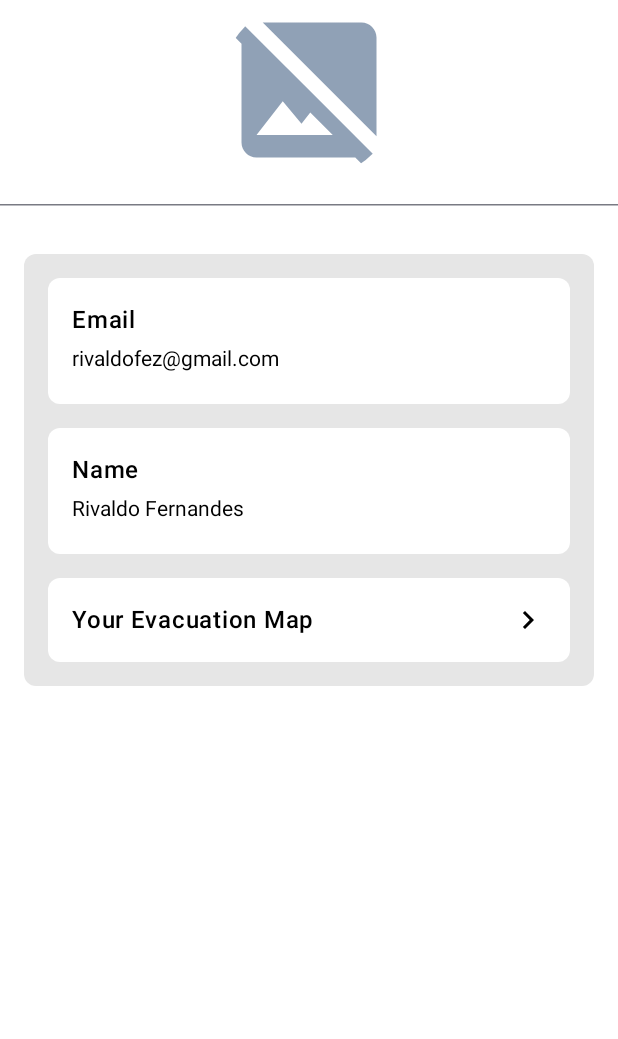
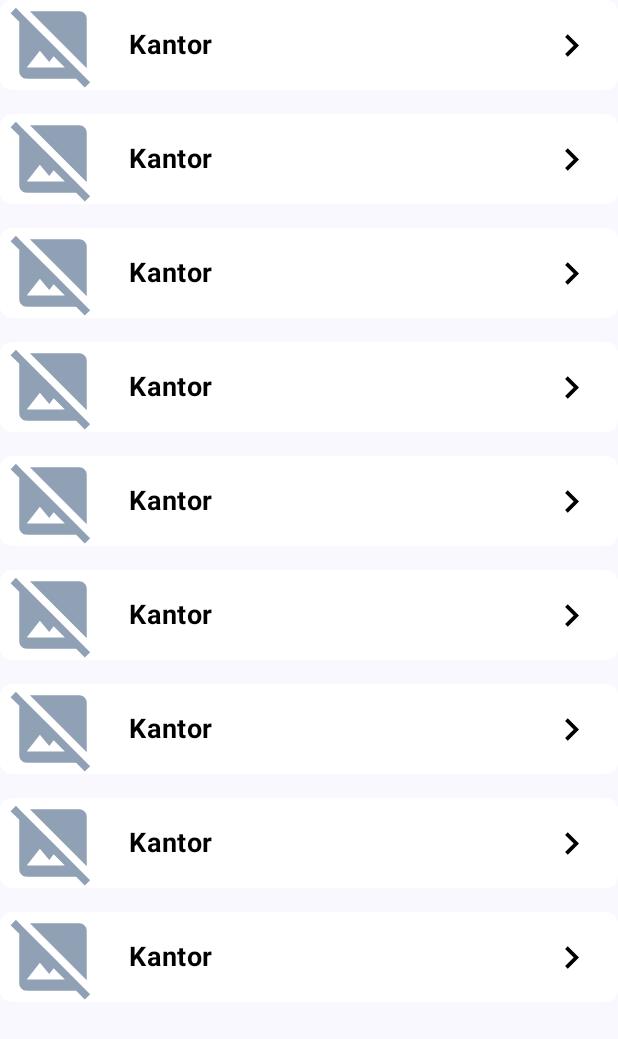
Before and after one commit to ResilienceZ/android-monorepo, an Android app built with Jetpack Compose: the screen it shows after launch (MainActivity), on a phone screen of 412 x 824 dp. Shown: the top 1039 px of the screen. Run offline under Robolectric (Android 15) with nearby library versions, the phone set to English and light mode, and no system bars; our stand-ins replace Dagger/Hilt's generated code; libraries missing offline, so code that uses them is left out: me.pushy.sdk; 2 statements that could not run were skipped.

Commit message:
[FEAT] create and implement evacuation map screen

```diff
--- a/app/build.gradle.kts
+++ b/app/build.gradle.kts
@@ -67,6 +67,8 @@ dependencies {
     implementation(libs.dagger.hilt.navigation)
     kapt(libs.dagger.hilt.compiler)
 
+    implementation(libs.pushy)
+
 
     testImplementation(libs.junit)
     testImplementation(libs.mockk)
--- a/app/src/main/java/dev/ricoferdian/resiliencez/prayitna/PrayitnaMainApp.kt
+++ b/app/src/main/java/dev/ricoferdian/resiliencez/prayitna/PrayitnaMainApp.kt
@@ -2,6 +2,13 @@ package dev.ricoferdian.resiliencez.prayitna
 
 import android.app.Application
 import dagger.hilt.android.HiltAndroidApp
+import me.pushy.sdk.Pushy
 
 @HiltAndroidApp
-class PrayitnaMainApp: Application()
+class PrayitnaMainApp: Application() {
+    override fun onCreate() {
+        super.onCreate()
+
+        Pushy.listen(this)
+    }
+}
--- a/app/src/main/java/dev/ricoferdian/resiliencez/prayitna/data/MainRepository.kt
+++ b/app/src/main/java/dev/ricoferdian/resiliencez/prayitna/data/MainRepository.kt
@@ -1,6 +1,7 @@
 package dev.ricoferdian.resiliencez.prayitna.data
 
 import dev.ricoferdian.resiliencez.prayitna.data.model.EmergencyItemModel
+import dev.ricoferdian.resiliencez.prayitna.data.model.EvacMapItemModel
 import kotlinx.coroutines.flow.Flow
 import kotlinx.coroutines.flow.flowOf
 import javax.inject.Inject
@@ -21,4 +22,20 @@ class MainRepository @Inject constructor() {
 
         return flowOf(items)
     }
+
+    suspend fun getEvacuationMapList() : Flow<List<EvacMapItemModel>> {
+        val items = ArrayList<EvacMapItemModel>()
+        for (i in 1..< 10) {
+            items.add(
+                EvacMapItemModel(
+                    id = i.toString(),
+                    name = "Kantor",
+                    imageUrl = "",
+                    geohash = "xxx"
+                )
+            )
+        }
+
+        return flowOf(items)
+    }
 }
--- /dev/null
+++ b/app/src/main/java/dev/ricoferdian/resiliencez/prayitna/data/model/EvacMapItemModel.kt
@@ -0,0 +1,8 @@
+package dev.ricoferdian.resiliencez.prayitna.data.model
+
+data class EvacMapItemModel(
+    val id: String,
+    val name: String,
+    val imageUrl: String,
+    val geohash: String
+)
--- /dev/null
+++ b/app/src/main/java/dev/ricoferdian/resiliencez/prayitna/ui/screen/evacuation_map/EvacuationMapScreen.kt
@@ -0,0 +1,54 @@
+package dev.ricoferdian.resiliencez.prayitna.ui.screen.evacuation_map
+
+import androidx.compose.foundation.clickable
+import androidx.compose.foundation.layout.Arrangement
+import androidx.compose.foundation.layout.Box
+import androidx.compose.foundation.layout.fillMaxSize
+import androidx.compose.foundation.lazy.LazyColumn
+import androidx.compose.foundation.lazy.items
+import androidx.compose.runtime.Composable
+import androidx.compose.runtime.collectAsState
+import androidx.compose.runtime.getValue
+import androidx.compose.ui.Modifier
+import androidx.compose.ui.tooling.preview.Preview
+import androidx.compose.ui.unit.dp
+import androidx.hilt.navigation.compose.hiltViewModel
+import dev.ricoferdian.resiliencez.prayitna.ui.screen.evacuation_map.component.ItemMapEvacuation
+import dev.ricoferdian.resiliencez.prayitna.ui.theme.PrayitnaTheme
+
+@Composable
+fun EvacuationMapScreen(
+    modifier: Modifier = Modifier,
+    viewModel: EvacuationMapViewModel = hiltViewModel()
+){
+    val loadingValue = viewModel.loadingState.collectAsState()
+    val evacMapList by viewModel.evacMapItemsState.collectAsState()
+
+    Box(
+        modifier = Modifier
+            .fillMaxSize()
+    ) {
+        LazyColumn(
+            verticalArrangement = Arrangement.spacedBy(16.dp)
+        ) {
+            items(evacMapList, key = { it.id }) { evacMapItem ->
+                ItemMapEvacuation(
+                    namePlace = evacMapItem.name,
+                    imagePlaceUrl = evacMapItem.imageUrl,
+                    modifier = Modifier
+                        .clickable {
+                            //handle on map click
+                        }
+                )
+            }
+        }
+    }
+}
+
+@Preview(showBackground = true)
+@Composable
+fun EmergencyCallScreenPreview() {
+    PrayitnaTheme {
+        EvacuationMapScreen()
+    }
+}
--- /dev/null
+++ b/app/src/main/java/dev/ricoferdian/resiliencez/prayitna/ui/screen/evacuation_map/EvacuationMapViewModel.kt
@@ -0,0 +1,46 @@
+package dev.ricoferdian.resiliencez.prayitna.ui.screen.evacuation_map
+
+import androidx.lifecycle.ViewModel
+import androidx.lifecycle.viewModelScope
+import dagger.hilt.android.lifecycle.HiltViewModel
+import dev.ricoferdian.resiliencez.prayitna.data.MainRepository
+import dev.ricoferdian.resiliencez.prayitna.data.model.EvacMapItemModel
+import kotlinx.coroutines.flow.MutableStateFlow
+import kotlinx.coroutines.flow.StateFlow
+import kotlinx.coroutines.flow.catch
+import kotlinx.coroutines.launch
+import javax.inject.Inject
+
+@HiltViewModel
+class EvacuationMapViewModel @Inject constructor(
+    private val mainRepository: MainRepository
+) : ViewModel() {
+
+    private val _evacMapItemsState = MutableStateFlow<List<EvacMapItemModel>>(emptyList())
+    val evacMapItemsState: StateFlow<List<EvacMapItemModel>> = _evacMapItemsState
+
+    private val _loadingState = MutableStateFlow(false)
+    val loadingState: StateFlow<Boolean> = _loadingState
+
+    init {
+        getEvacuationMapList()
+    }
+
+    fun getEvacuationMapList() {
+        _loadingState.value = true
+        try {
+            viewModelScope.launch {
+                mainRepository.getEvacuationMapList()
+                    .catch {
+                        // handle error
+                    }
+                    .collect { evacMapList ->
+                        _evacMapItemsState.value = evacMapList
+                    }
+            }
+        } catch (e: Exception) {
+            // handle error get emergency list
+            _loadingState.value = false
+        }
+    }
+}
--- /dev/null
+++ b/app/src/main/java/dev/ricoferdian/resiliencez/prayitna/ui/screen/evacuation_map/component/ItemMapEvacuation.kt
@@ -0,0 +1,100 @@
+package dev.ricoferdian.resiliencez.prayitna.ui.screen.evacuation_map.component
+
+import androidx.compose.foundation.Image
+import androidx.compose.foundation.background
+import androidx.compose.foundation.layout.Column
+import androidx.compose.foundation.layout.Row
+import androidx.compose.foundation.layout.Spacer
+import androidx.compose.foundation.layout.fillMaxHeight
+import androidx.compose.foundation.layout.fillMaxWidth
+import androidx.compose.foundation.layout.height
+import androidx.compose.foundation.layout.padding
+import androidx.compose.foundation.layout.width
+import androidx.compose.foundation.shape.RoundedCornerShape
+import androidx.compose.material3.Text
+import androidx.compose.runtime.Composable
+import androidx.compose.ui.Alignment
+import androidx.compose.ui.Modifier
+import androidx.compose.ui.graphics.ColorFilter
+import androidx.compose.ui.layout.ContentScale
+import androidx.compose.ui.res.painterResource
+import androidx.compose.ui.text.font.FontWeight
+import androidx.compose.ui.tooling.preview.Preview
+import androidx.compose.ui.unit.dp
+import androidx.compose.ui.unit.sp
+import coil.compose.SubcomposeAsyncImage
+import dev.ricoferdian.resiliencez.prayitna.R
+import dev.ricoferdian.resiliencez.prayitna.ui.screen.emergency_call.component.ErrorImageContent
+import dev.ricoferdian.resiliencez.prayitna.ui.theme.CustomColor
+import dev.ricoferdian.resiliencez.prayitna.ui.theme.PrayitnaTheme
+
+
+@Composable
+fun ItemMapEvacuation(
+    namePlace: String,
+    imagePlaceUrl: String,
+    modifier: Modifier = Modifier,
+) {
+    Row(
+        modifier = modifier
+            .fillMaxWidth()
+            .height(60.dp)
+            .background(
+                CustomColor.White,
+                shape = RoundedCornerShape(8.dp)
+            ),
+        verticalAlignment = Alignment.CenterVertically
+    ) {
+        SubcomposeAsyncImage(
+            model = imagePlaceUrl,
+            contentDescription = null,
+            loading = { },
+            error = {
+                ErrorImageContent()
+            },
+            modifier = Modifier
+                .width(70.dp)
+                .fillMaxHeight(),
+            contentScale = ContentScale.Crop,
+        )
+
+        Column {
+            Text(
+                text = namePlace,
+                color = CustomColor.Black,
+                fontSize = 18.sp,
+                fontWeight = FontWeight.Bold,
+                maxLines = 1,
+                modifier = Modifier
+                    .padding(horizontal = 16.dp)
+            )
+        }
+
+        Spacer(
+            modifier = Modifier
+                .weight(1f)
+        )
+
+        Image(
+            painter = painterResource(id = R.drawable.ic_chevron_right_24),
+            contentDescription = null,
+            colorFilter = ColorFilter.tint(CustomColor.Black),
+            modifier = Modifier
+                .padding(end = 16.dp)
+                .height(30.dp)
+                .width(30.dp)
+        )
+    }
+}
+
+
+@Preview(showBackground = true)
+@Composable
+fun EmergencyCallScreenPreview() {
+    PrayitnaTheme {
+        ItemMapEvacuation(
+            namePlace = "Kantor",
+            imagePlaceUrl = "",
+        )
+    }
+}
--- a/gradle/libs.versions.toml
+++ b/gradle/libs.versions.toml
@@ -40,7 +40,6 @@ dagger-hilt-navigation = { group = "androidx.hilt", name = "hilt-navigation-comp
 
 
 
-
 [plugins]
 android-application = { id = "com.android.application", version.ref = "agp" }
 jetbrains-kotlin-android = { id = "org.jetbrains.kotlin.android", version.ref = "kotlin" }
```
Also changed, not shown: app/src/main/AndroidManifest.xml (+46 -0 lines), app/src/main/java/dev/ricoferdian/resiliencez/prayitna/MainActivity.kt (+104 -3 lines).
